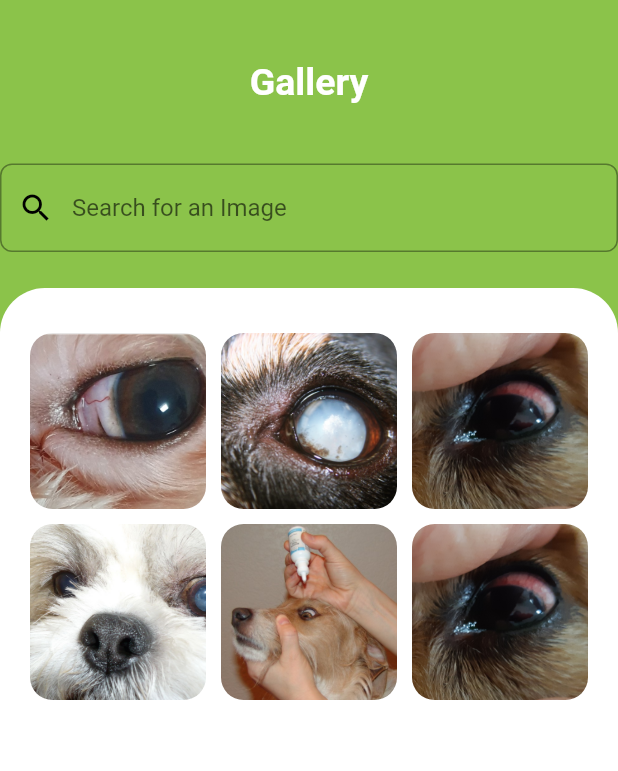
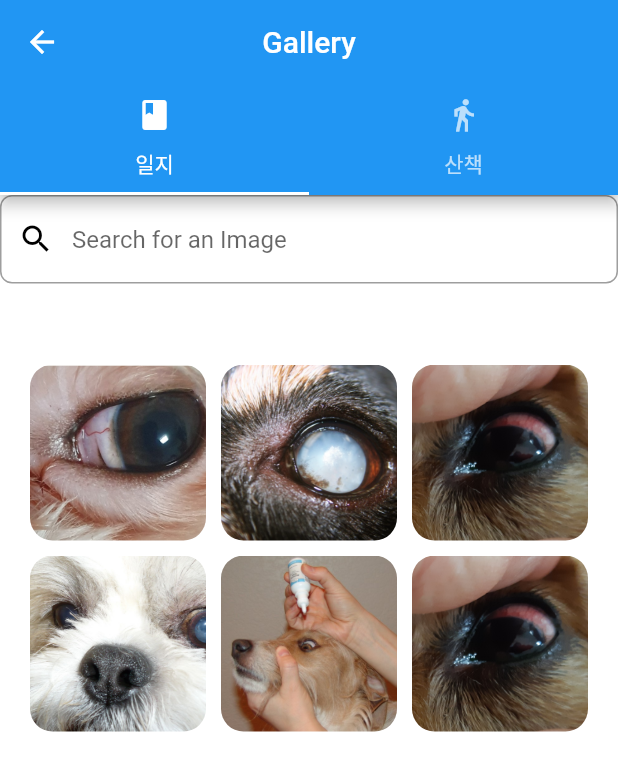
Before and after one commit to TIONBARY/GSSL, a Flutter app: the GalleryApp screen opened directly, on a phone screen of 412 x 824 dp. Shown: the top 771 px of the screen. Run offline on Flutter 3.47's test engine with Material 2 defaults, Android fonts, the phone set to English and light mode, and no system bars; our stand-ins replace flutter_dotenv, flutter_svg, geolocator, image_picker, permission_handler, webview_flutter; missing offline and left inert: kakaomap_webview.

Commit message:
:wrench: 일지 산책 칸 추가

```diff
--- /dev/null
+++ b/FrontEnd/lib/components/diary/diary_form.dart
@@ -0,0 +1,162 @@
+import 'package:flutter/material.dart';
+import 'package:GSSL/components/diary/diary_detail_form.dart';
+
+List<ImageDetails> _images = [
+  ImageDetails(
+    imagePath: 'assets/images/1.png',
+    disease: '\안검염',
+    date: '2022년 9월 26일',
+    title: '첫 검사',
+    details:
+    '오늘 뽀롱이가 많이 아팠다. 눈을 박박 긁어서 첫 진단을 해보니 암검염이라고 판정됬다. 근처 동물 병원을 가서 치료를 받았다.',
+  ),
+  ImageDetails(
+    imagePath: 'assets/images/2.png',
+    disease: '\각막염',
+    date: '2022년 8월 18일',
+    title: '조심 또 조심',
+    details:
+    '뽀롱이가 각막염에 걸렸다. 실명위기 까지 갔었는데 조기 치료해서 다행이다.',
+  ),
+  ImageDetails(
+    imagePath: 'assets/images/3.png',
+    disease: '\눈병',
+    date: '2022년 4월 13일',
+    title: '눈이 빨개진 뽀롱이',
+    details:
+    '눈이 빨개져서 1차 진단을 해보니 심각하지않은 눈병에 걸린 뽀롱이였다.',
+  ),
+  ImageDetails(
+    imagePath: 'assets/images/4.png',
+    disease: '\건강',
+    date: '2022년 7월 13일',
+    title: '회복을 한 뽀롱이',
+    details:
+    '아팠던 뽀롱이가 다시 살아났다.',
+  ),
+  ImageDetails(
+    imagePath: 'assets/images/5.png',
+    disease: '\녹내장',
+    date: '2022년 9월 28일',
+    title: '눈약 넣는 뽀롱이',
+    details:
+    '동물 병원에서 눈약을 처방받아서 오늘 넣어주었다.',
+  ),
+  ImageDetails(
+    imagePath: 'assets/images/6.png',
+    disease: '\녹내장',
+    date: '2022년 9월 29일',
+    title: '재발된 눈병',
+    details:
+    '약을 처방받아서 치료를 해주었는데 눈병이 다시 생겼다.',
+  ),
+];
+
+class DiaryPage extends StatelessWidget {
+  const DiaryPage({Key? key}) : super(key: key);
+
+  @override
+  Widget build(BuildContext context) {
+    return SafeArea(
+      child: Column(
+        crossAxisAlignment: CrossAxisAlignment.stretch,
+        children: <Widget>[
+          // SizedBox(
+          //   height: 40,
+          // ),
+          // Text(
+          //   'Gallery',
+          //   style: TextStyle(
+          //     fontSize: 25,
+          //     fontWeight: FontWeight.w600,
+          //     color: Colors.white,
+          //   ),
+          //   textAlign: TextAlign.center,
+          // ),
+          // SizedBox(
+          //   height: 40,
+          // ),
+          TextField(
+            decoration: InputDecoration(
+                prefixIcon: Icon(Icons.search, color: Colors.black),
+                hintText: "Search for an Image",
+                border: OutlineInputBorder(
+                    borderRadius: BorderRadius.circular(8.0)
+                )
+            ),
+          ),
+          SizedBox(height: 24.0,),
+          Expanded(
+            child: Container(
+              padding: EdgeInsets.symmetric(
+                horizontal: 20,
+                vertical: 30,
+              ),
+              decoration: BoxDecoration(
+                color: Colors.white,
+                borderRadius: BorderRadius.only(
+                  topLeft: Radius.circular(30),
+                  topRight: Radius.circular(30),
+                ),
+              ),
+              child: GridView.builder(
+                gridDelegate: SliverGridDelegateWithFixedCrossAxisCount(
+                  crossAxisCount: 3,
+                  crossAxisSpacing: 10,
+                  mainAxisSpacing: 10,
+                ),
+                itemBuilder: (context, index) {
+                  return RawMaterialButton(
+                    onPressed: () {
+                      Navigator.push(
+                        context,
+                        MaterialPageRoute(
+                          builder: (context) => DetailsPage(
+                            imagePath: _images[index].imagePath,
+                            title: _images[index].title,
+                            date: _images[index].date,
+                            disease: _images[index].disease,
+                            details: _images[index].details,
+                            index: index,
+                          ),
+                        ),
+                      );
+                    },
+                    child: Hero(
+                      tag: 'logo$index',
+                      child: Container(
+                        decoration: BoxDecoration(
+                          borderRadius: BorderRadius.circular(15),
+                          image: DecorationImage(
+                            image: AssetImage(_images[index].imagePath),
+                            fit: BoxFit.cover,
+                          ),
+                        ),
+                      ),
+                    ),
+                  );
+                },
+                itemCount: _images.length,
+              ),
+            ),
+          )
+        ],
+      ),
+    );
+  }
+}
+
+class ImageDetails {
+  final String imagePath;
+  final String disease;
+  final String date;
+  final String title;
+  final String details;
+  ImageDetails({
+    required this.imagePath,
+    required this.disease,
+    required this.date,
+    required this.title,
+    required this.details,
+  });
+}
--- /dev/null
+++ b/FrontEnd/lib/components/diary/walk_form.dart
@@ -0,0 +1,10 @@
+import 'package:flutter/material.dart';
+
+class WalkPage extends StatelessWidget {
+  const WalkPage({Key? key}) : super(key: key);
+
+  @override
+  Widget build(BuildContext context) {
+    return Container();
+  }
+}
--- a/FrontEnd/lib/pages/diary_page.dart
+++ b/FrontEnd/lib/pages/diary_page.dart
@@ -1,163 +1,32 @@
 import 'package:flutter/material.dart';
-import 'package:GSSL/components/diary/diary_detail_form.dart';
 
-List<ImageDetails> _images = [
-  ImageDetails(
-    imagePath: 'assets/images/1.png',
-    disease: '\안검염',
-    date: '2022년 9월 26일',
-    title: '첫 검사',
-    details:
-    '오늘 뽀롱이가 많이 아팠다. 눈을 박박 긁어서 첫 진단을 해보니 암검염이라고 판정됬다. 근처 동물 병원을 가서 치료를 받았다.',
-  ),
-  ImageDetails(
-    imagePath: 'assets/images/2.png',
-    disease: '\각막염',
-    date: '2022년 8월 18일',
-    title: '조심 또 조심',
-    details:
-    '뽀롱이가 각막염에 걸렸다. 실명위기 까지 갔었는데 조기 치료해서 다행이다.',
-  ),
-  ImageDetails(
-    imagePath: 'assets/images/3.png',
-    disease: '\눈병',
-    date: '2022년 4월 13일',
-    title: '눈이 빨개진 뽀롱이',
-    details:
-    '눈이 빨개져서 1차 진단을 해보니 심각하지않은 눈병에 걸린 뽀롱이였다.',
-  ),
-  ImageDetails(
-    imagePath: 'assets/images/4.png',
-    disease: '\건강',
-    date: '2022년 7월 13일',
-    title: '회복을 한 뽀롱이',
-    details:
-    '아팠던 뽀롱이가 다시 살아났다.',
-  ),
-  ImageDetails(
-    imagePath: 'assets/images/5.png',
-    disease: '\녹내장',
-    date: '2022년 9월 28일',
-    title: '눈약 넣는 뽀롱이',
-    details:
-    '동물 병원에서 눈약을 처방받아서 오늘 넣어주었다.',
-  ),
-  ImageDetails(
-    imagePath: 'assets/images/6.png',
-    disease: '\녹내장',
-    date: '2022년 9월 29일',
-    title: '재발된 눈병',
-    details:
-    '약을 처방받아서 치료를 해주었는데 눈병이 다시 생겼다.',
-  ),
-];
+
+import 'package:GSSL/components/diary/diary_form.dart';
+import 'package:GSSL/components/diary/walk_form.dart';
 
 class GalleryApp extends StatelessWidget {
   @override
   Widget build(BuildContext context) {
-    return Scaffold(
-      backgroundColor: Colors.lightGreen,
-      body: SafeArea(
-        child: Column(
-          crossAxisAlignment: CrossAxisAlignment.stretch,
-          children: <Widget>[
-            SizedBox(
-              height: 40,
+    return DefaultTabController(length: 2,
+        child: Scaffold(
+          backgroundColor: Colors.white,
+          appBar: AppBar(
+            title: Text('Gallery'),
+            centerTitle: true,
+            bottom: TabBar(
+              tabs: [
+                Tab(text: '일지', icon: Icon(Icons.book)),
+                Tab(text: '산책', icon: Icon(Icons.directions_walk)),
+              ],
             ),
-            Text(
-              'Gallery',
-              style: TextStyle(
-                fontSize: 25,
-                fontWeight: FontWeight.w600,
-                color: Colors.white,
-              ),
-              textAlign: TextAlign.center,
-            ),
-            SizedBox(
-              height: 40,
-            ),
-            TextField(
-              decoration: InputDecoration(
-                prefixIcon: Icon(Icons.search, color: Colors.black),
-                hintText: "Search for an Image",
-                border: OutlineInputBorder(
-                  borderRadius: BorderRadius.circular(8.0)
-                )
-              ),
-            ),
-            SizedBox(height: 24.0,),
-            Expanded(
-              child: Container(
-                padding: EdgeInsets.symmetric(
-                  horizontal: 20,
-                  vertical: 30,
-                ),
-                decoration: BoxDecoration(
-                  color: Colors.white,
-                  borderRadius: BorderRadius.only(
-                    topLeft: Radius.circular(30),
-                    topRight: Radius.circular(30),
-                  ),
-                ),
-                child: GridView.builder(
-                  gridDelegate: SliverGridDelegateWithFixedCrossAxisCount(
-                    crossAxisCount: 3,
-                    crossAxisSpacing: 10,
-                    mainAxisSpacing: 10,
-                  ),
-                  itemBuilder: (context, index) {
-                    return RawMaterialButton(
-                      onPressed: () {
-                        Navigator.push(
-                          context,
-                          MaterialPageRoute(
-                            builder: (context) => DetailsPage(
-                              imagePath: _images[index].imagePath,
-                              title: _images[index].title,
-                              date: _images[index].date,
-                              disease: _images[index].disease,
-                              details: _images[index].details,
-                              index: index,
-                            ),
-                          ),
-                        );
-                      },
-                      child: Hero(
-                        tag: 'logo$index',
-                        child: Container(
-                          decoration: BoxDecoration(
-                            borderRadius: BorderRadius.circular(15),
-                            image: DecorationImage(
-                              image: AssetImage(_images[index].imagePath),
-                              fit: BoxFit.cover,
-                            ),
-                          ),
-                        ),
-                      ),
-                    );
-                  },
-                  itemCount: _images.length,
-                ),
-              ),
-            )
-          ],
+          ),
+          body: TabBarView(
+            children: [
+              DiaryPage(),
+              WalkPage(),
+            ],
+          ),
         ),
-      ),
     );
   }
 }
-
-class ImageDetails {
-  final String imagePath;
-  final String disease;
-  final String date;
-  final String title;
-  final String details;
-  ImageDetails({
-    required this.imagePath,
-    required this.disease,
-    required this.date,
-    required this.title,
-    required this.details,
-  });
-}
```
